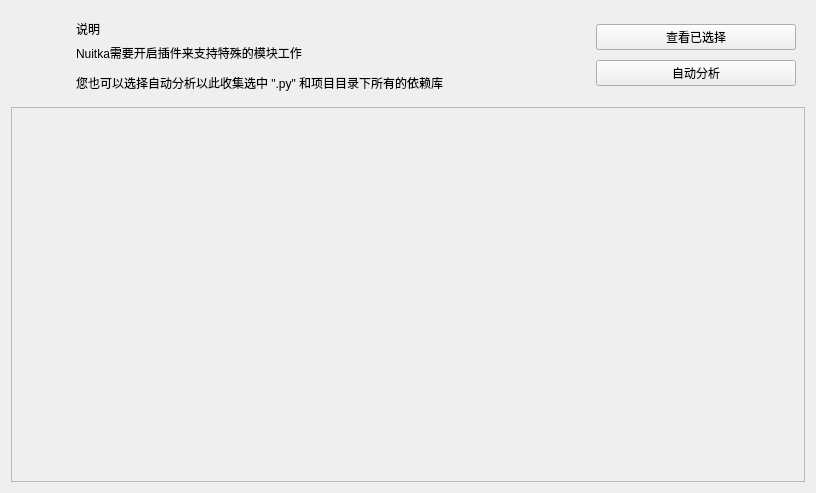
Old version of the form ui/plugin_page.ui in the repository 271374667/NuitkaGUI.
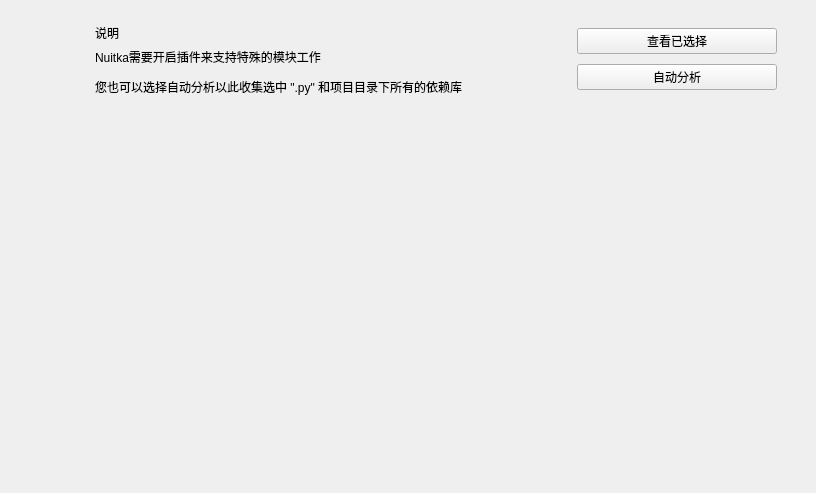
New version of the form. Icons and pictures are not drawn. Custom widgets are drawn as their Qt base class.

What changed in the file:
```diff
--- a/ui/plugin_page.ui
+++ b/ui/plugin_page.ui
@@ -14,6 +14,21 @@
    <string>Form</string>
   </property>
   <layout class="QVBoxLayout" name="verticalLayout_3">
+   <property name="spacing">
+    <number>15</number>
+   </property>
+   <property name="leftMargin">
+    <number>30</number>
+   </property>
+   <property name="topMargin">
+    <number>15</number>
+   </property>
+   <property name="rightMargin">
+    <number>30</number>
+   </property>
+   <property name="bottomMargin">
+    <number>30</number>
+   </property>
    <item>
     <widget class="ElevatedCardWidget" name="ElevatedCardWidget">
      <layout class="QHBoxLayout" name="horizontalLayout">
@@ -109,6 +124,9 @@
    </item>
    <item>
     <widget class="SmoothScrollArea" name="SmoothScrollArea">
+     <property name="frameShape">
+      <enum>QFrame::NoFrame</enum>
+     </property>
      <property name="widgetResizable">
       <bool>true</bool>
      </property>
@@ -117,8 +135,8 @@
        <rect>
         <x>0</x>
         <y>0</y>
-        <width>796</width>
-        <height>351</height>
+        <width>756</width>
+        <height>317</height>
        </rect>
       </property>
       <layout class="QVBoxLayout" name="verticalLayout">
```
